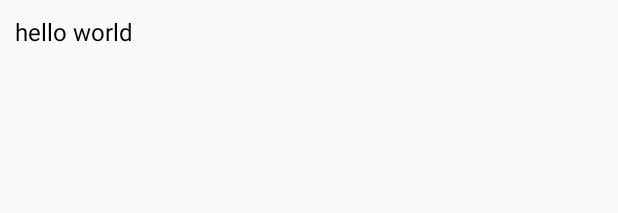
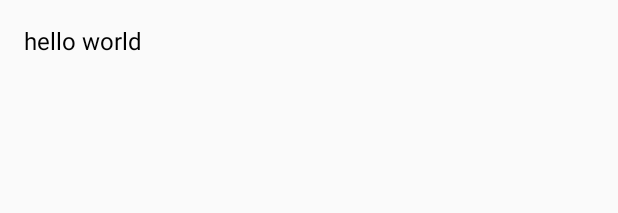
Before and after one commit to shuijinglingsos/Zero, an Android app: the layout activity_app_utils.xml on its own in the app's theme, with its tools: preview values and no code run, on a phone screen of 412 x 824 dp. Shown: the top 213 px of the screen. Run offline under Robolectric (Android 15) with nearby library versions, the light colour scheme and no system bars.

Commit message:
修改页面padding

```diff
--- a/app/src/main/res/layout/activity_app_utils.xml
+++ b/app/src/main/res/layout/activity_app_utils.xml
@@ -2,7 +2,7 @@
 <android.support.constraint.ConstraintLayout xmlns:android="http://schemas.android.com/apk/res/android"
     xmlns:app="http://schemas.android.com/apk/res-auto"
     xmlns:tools="http://schemas.android.com/tools"
-    android:padding="10dp"
+    android:padding="@dimen/activity_horizontal_margin"
     android:layout_width="match_parent"
     android:layout_height="match_parent"
     tools:context="com.elf.zerodemo.activity.AppUtilsActivity">
--- a/app/src/main/res/layout/activity_device_utils.xml
+++ b/app/src/main/res/layout/activity_device_utils.xml
@@ -4,7 +4,7 @@
     xmlns:tools="http://schemas.android.com/tools"
     android:layout_width="match_parent"
     android:layout_height="match_parent"
-    android:padding="10dp"
+    android:padding="@dimen/activity_horizontal_margin"
     tools:context="com.elf.zerodemo.activity.DeviceUtilsActivity">
 
     <TextView
```
